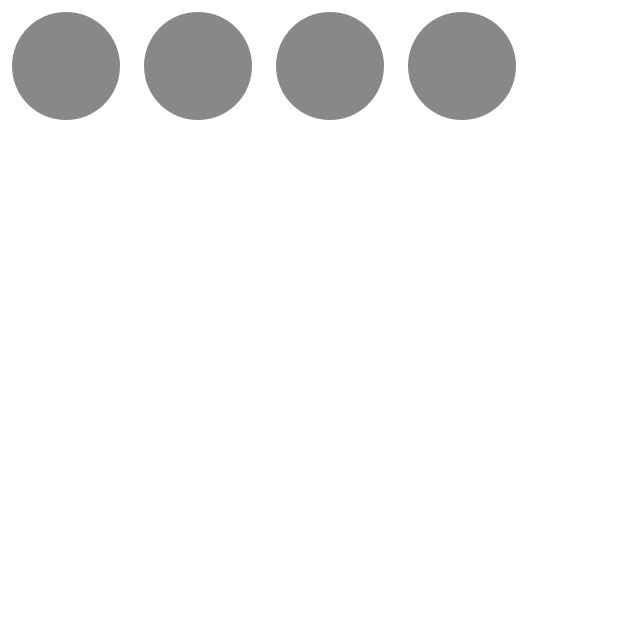
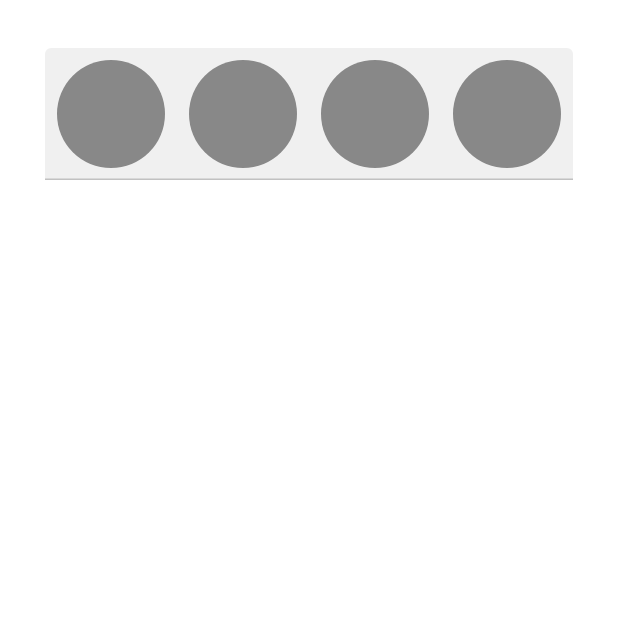
Before and after one commit to gevorg89/PinView, an Android app built with Jetpack Compose: the screen it shows after launch (MainActivity), on a phone screen of 412 x 824 dp, the top half of it. Run offline under Robolectric (Android 15) with nearby library versions, the phone set to English and light mode, and no system bars.

Commit message:
Initial commit

```diff
--- a/app/src/main/java/com/example/pinview/MainActivity.kt
+++ b/app/src/main/java/com/example/pinview/MainActivity.kt
@@ -41,7 +41,18 @@ class MainActivity : ComponentActivity() {
 @Composable
 fun DefaultPreview() {
     PinViewTheme {
-        PinView2(count = 4, empty = { EmptyCircle() }, filled = { FilledCircle() })
+        Column(
+            verticalArrangement = Arrangement.Center,
+            horizontalAlignment = Alignment.CenterHorizontally,
+            modifier = Modifier
+                .padding(top = 32.dp)
+                .fillMaxWidth()
+        ) {
+            PinView2(
+                count = 4,
+                empty = { EmptyCircle() },
+                filled = { FilledCircle() })
+        }
     }
 }
 
@@ -58,7 +69,7 @@ private fun FilledCircle() {
             modifier = Modifier.fillMaxSize(),
             verticalArrangement = Arrangement.Center,
             horizontalAlignment = Alignment.CenterHorizontally
-        ){
+        ) {
             Text(text = "*", fontSize = 32.sp)
         }
     }, color = Color.Cyan)
--- a/app/src/main/java/com/example/pinview/PinView2.kt
+++ b/app/src/main/java/com/example/pinview/PinView2.kt
@@ -1,8 +1,11 @@
 package com.example.pinview
 
+import androidx.compose.foundation.background
+import androidx.compose.foundation.clickable
+import androidx.compose.foundation.layout.Box
+import androidx.compose.foundation.layout.IntrinsicSize
 import androidx.compose.foundation.layout.Row
-import androidx.compose.foundation.layout.fillMaxSize
-import androidx.compose.foundation.layout.padding
+import androidx.compose.foundation.layout.width
 import androidx.compose.foundation.text.KeyboardOptions
 import androidx.compose.material.TextField
 import androidx.compose.runtime.*
@@ -11,15 +14,18 @@ import androidx.compose.ui.Modifier
 import androidx.compose.ui.draw.alpha
 import androidx.compose.ui.focus.FocusRequester
 import androidx.compose.ui.focus.focusRequester
+import androidx.compose.ui.graphics.Color
 import androidx.compose.ui.platform.LocalSoftwareKeyboardController
 import androidx.compose.ui.text.TextRange
 import androidx.compose.ui.text.input.KeyboardType
+import androidx.compose.ui.text.input.PasswordVisualTransformation
 import androidx.compose.ui.text.input.TextFieldValue
-import androidx.compose.ui.unit.dp
+import androidx.compose.ui.text.input.VisualTransformation
 
 @ExperimentalComposeUiApi
 @Composable
 fun PinView2(
+    modifier: Modifier = Modifier,
     count: Int,
     empty: @Composable () -> Unit,
     filled: @Composable () -> Unit,
@@ -34,18 +40,8 @@ fun PinView2(
     }
     val keyboardController = LocalSoftwareKeyboardController.current
     val focusRequester = FocusRequester()
-    Row(
-        Modifier
-            .padding(top = 0.dp)
-    ) {
-        repeat(textState.text.length) {
-            filled()
-        }
-        repeat(count - textState.text.length) {
-            empty()
-        }
-    }
-    Row(Modifier.alpha(0.0f)) {
+    Box(
+        Modifier.background(Color.Transparent)) {
         TextField(
             keyboardOptions = KeyboardOptions(keyboardType = keyboardType),
             value = textState,
@@ -56,11 +52,25 @@ fun PinView2(
                 val newText = newTextState.text.trim().take(count)
                 textState = newTextState.copy(text = newText, selection = TextRange(newText.length))
             },
+            visualTransformation = PasswordVisualTransformation(),
             modifier = Modifier
-                .fillMaxSize()
+                .matchParentSize()
+                .alpha(0.5f)
                 .focusRequester(focusRequester)
         )
+        Row() {
+            repeat(textState.text.length) {
+                filled()
+            }
+            repeat(count - textState.text.length) {
+                empty()
+            }
+        }
+
+
     }
+
+
     DisposableEffect({ }) {
         focusRequester.requestFocus()
         onDispose { }
```
